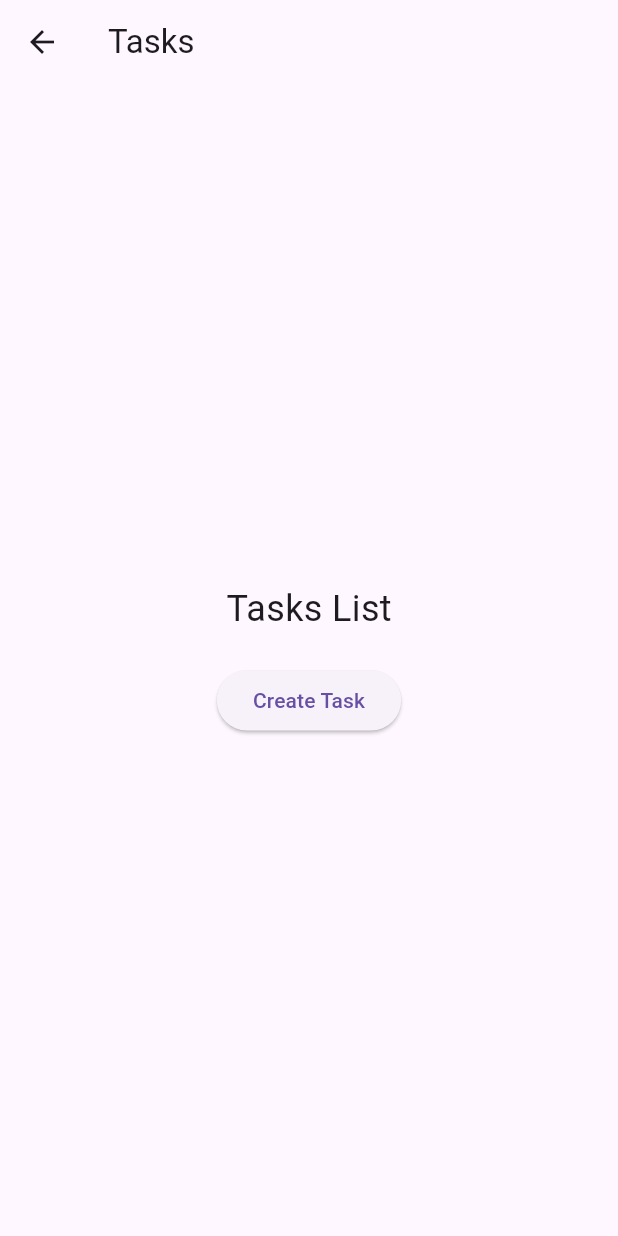
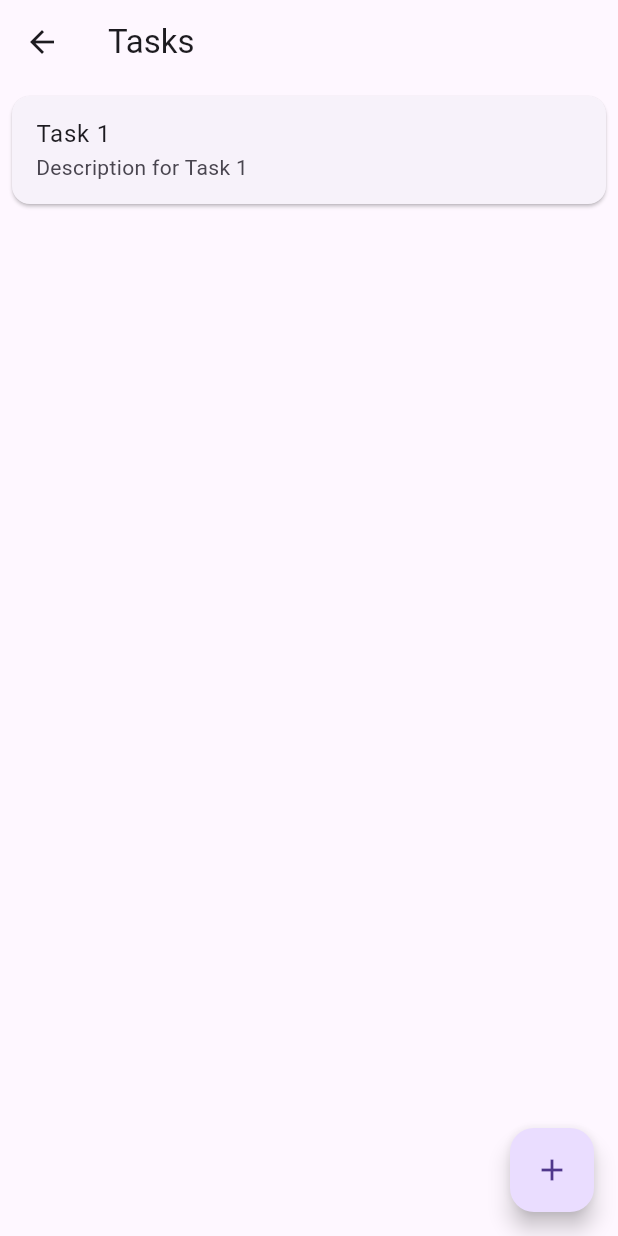
Before and after one commit to Yohannes-Misganaw/gdsc_study_session_g7, a Flutter app: the TasksPage screen opened by its route, on a phone screen of 412 x 824 dp. Run offline on Flutter 3.47's test engine with Material 3 defaults, Android fonts, the phone set to English and light mode, and no system bars.

Commit message:
Add Navigation, Design Card, Apply Listview features add

```diff
--- a/todo_list_app/lib/main.dart
+++ b/todo_list_app/lib/main.dart
@@ -50,31 +50,75 @@ class HomePage extends StatelessWidget {
   }
 }
 
-class TasksPage extends StatelessWidget {
+class TasksPage extends StatefulWidget {
+  @override
+  _TasksPageState createState() => _TasksPageState();
+}
+
+class _TasksPageState extends State<TasksPage> {
+  List<Map<String, dynamic>> tasks = [
+    {
+      'title': 'Task 1',
+      'description': 'Description for Task 1',
+      'dueDate': '2023-12-20',
+    },
+    // Add more tasks as needed
+  ];
+
   @override
   Widget build(BuildContext context) {
     return Scaffold(
       appBar: AppBar(
         title: Text('Tasks'),
       ),
-      body: Center(
-        child: Column(
-          mainAxisAlignment: MainAxisAlignment.center,
-          children: [
-            // Display tasks here
-            Text(
-              'Tasks List',
-              style: TextStyle(fontSize: 24),
-            ),
-            SizedBox(height: 20),
-            ElevatedButton(
-              onPressed: () {
-                Navigator.pushNamed(context, '/createTask');
-              },
-              child: Text('Create Task'),
-            ),
-          ],
-        ),
+      body: ListView.builder(
+        itemCount: tasks.length,
+        itemBuilder: (context, index) {
+          return TaskCard(
+            title: tasks[index]['title'],
+            description: tasks[index]['description'],
+            dueDate: tasks[index]['dueDate'],
+            onTap: () {
+              Navigator.pushNamed(
+                context,
+                '/taskDetail',
+                arguments: tasks[index],
+              );
+            },
+          );
+        },
+      ),
+      floatingActionButton: FloatingActionButton(
+        onPressed: () {
+          Navigator.pushNamed(context, '/createTask');
+        },
+        child: Icon(Icons.add),
+      ),
+    );
+  }
+}
+
+class TaskCard extends StatelessWidget {
+  final String title;
+  final String description;
+  final String dueDate;
+  final VoidCallback onTap;
+
+  TaskCard({
+    required this.title,
+    required this.description,
+    required this.dueDate,
+    required this.onTap,
+  });
+
+  @override
+  Widget build(BuildContext context) {
+    return Card(
+      margin: EdgeInsets.all(8),
+      child: ListTile(
+        title: Text(title),
+        subtitle: Text(description),
+        onTap: onTap,
       ),
     );
   }
@@ -123,13 +167,8 @@ class CreateTaskPage extends StatelessWidget {
 class TaskDetailPage extends StatelessWidget {
   @override
   Widget build(BuildContext context) {
-    // Extract task details from arguments
-    // For simplicity, let's use placeholder values
-    final Map<String, dynamic> taskDetails = {
-      'title': 'Sample Task',
-      'description': 'Sample description for the task.',
-      'dueDate': '2023-12-31',
-    };
+    final Map<String, dynamic> taskDetails =
+        ModalRoute.of(context)!.settings.arguments as Map<String, dynamic>;
 
     return Scaffold(
       appBar: AppBar(
```
